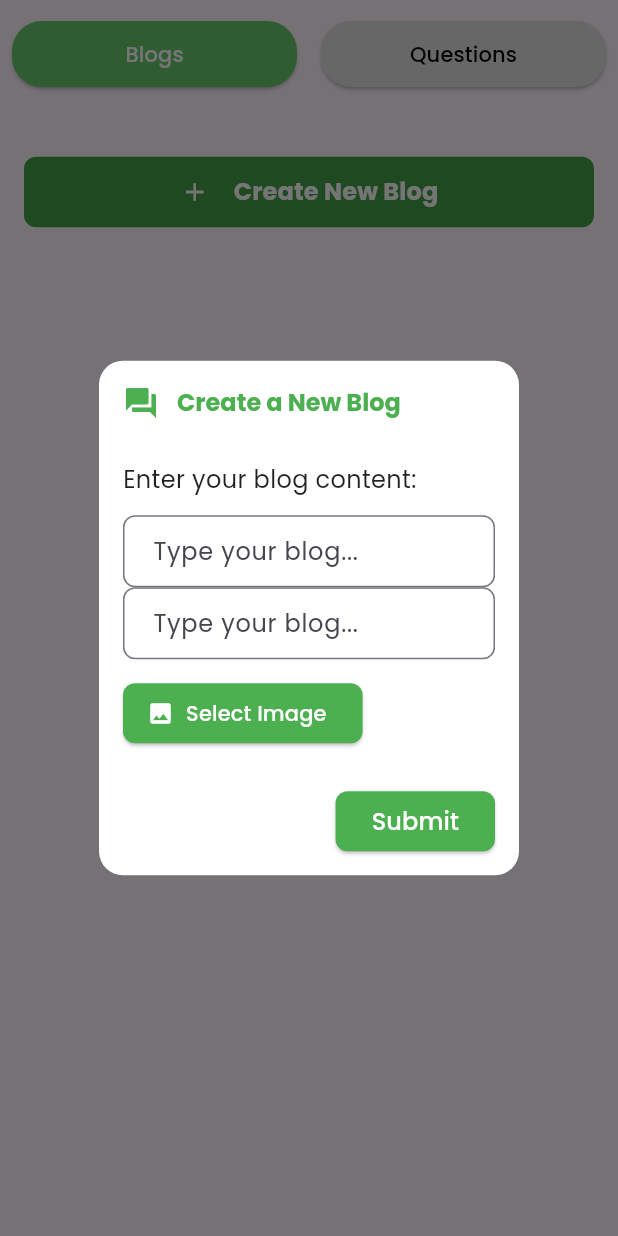
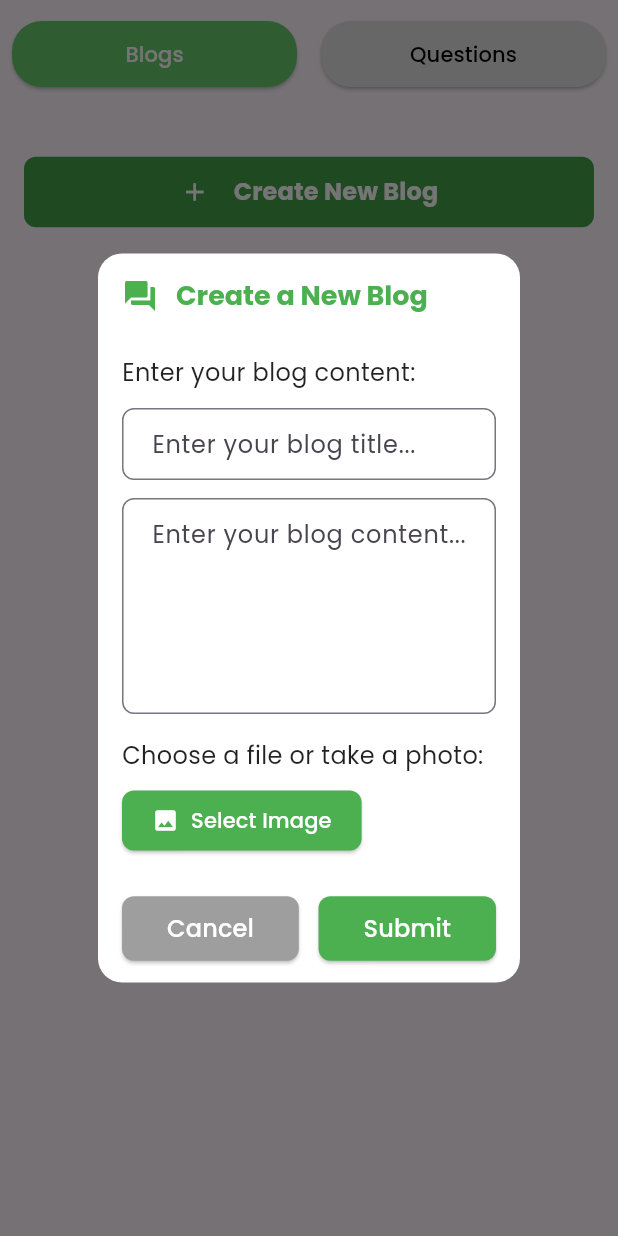
Before and after one commit to Neil-Patrick2003/nutrisafari_app, a Flutter app: the ForumPage widget shown alone on an empty page, opened directly, after a tap on "Create New Blog", on a phone screen of 412 x 824 dp. Run offline on Flutter 3.47's test engine with Material 3 defaults, Android fonts, the phone set to English and light mode, and no system bars; our stand-ins replace file_picker, flutter_html, flutter_svg, image_picker, shared_preferences; missing offline and left inert: mysql1; accounts and stored records are empty; network calls fail.

Commit message:
finish na

```diff
--- a/lib/pages/forum.dart
+++ b/lib/pages/forum.dart
@@ -96,7 +96,7 @@ class _ForumPageState extends State<ForumPage> {
               Text(
                 'Create a New Blog',
                 style: TextStyle(
-                  fontSize: 16,
+                  fontSize: 18,
                   fontWeight: FontWeight.bold,
                   color: Colors.green,
                 ),
@@ -119,7 +119,7 @@ class _ForumPageState extends State<ForumPage> {
                     controller: _TitleController,
                     maxLines: 1,
                     decoration: InputDecoration(
-                      hintText: 'Type your blog...',
+                      hintText: 'Enter your blog title...',
                       border: OutlineInputBorder(
                         borderRadius: BorderRadius.circular(8),
                       ),
@@ -132,11 +132,12 @@ class _ForumPageState extends State<ForumPage> {
                       ),
                     ),
                   ),
+                  SizedBox(height: 12),
                   TextField(
                     controller: _BodyController,
-                    maxLines: 1,
+                    maxLines: 5,
                     decoration: InputDecoration(
-                      hintText: 'Type your blog...',
+                      hintText: 'Enter your blog content...',
                       border: OutlineInputBorder(
                         borderRadius: BorderRadius.circular(8),
                       ),
@@ -149,8 +150,17 @@ class _ForumPageState extends State<ForumPage> {
                       ),
                     ),
                   ),
+                  SizedBox(height: 16),
 
-                  SizedBox(height: 12),
+                  // Choose File button
+                  Column(
+                    crossAxisAlignment: CrossAxisAlignment.start,
+                    children: [
+                      Text(
+                        "Choose a file or take a photo:",
+                        style: TextStyle(fontSize: 16, color: Colors.black87),
+                      ),
+                      SizedBox(height: 8),
                       ElevatedButton.icon(
                         onPressed: () async {
                           // Show bottom sheet with options to pick file or take a photo
@@ -164,9 +174,8 @@ class _ForumPageState extends State<ForumPage> {
                                     leading: Icon(Icons.image),
                                     title: Text("Pick from Gallery"),
                                     onTap: () async {
-                                  FilePickerResult? result = await FilePicker
-                                      .platform
-                                      .pickFiles(
+                                      FilePickerResult? result =
+                                          await FilePicker.platform.pickFiles(
                                             withData: false,
                                             type: FileType.image,
                                             allowMultiple: false,
@@ -189,9 +198,7 @@ class _ForumPageState extends State<ForumPage> {
                                     onTap: () async {
                                       final picker = ImagePicker();
                                       final pickedFile = await picker.pickImage(
-                                    source:
-                                        ImageSource
-                                            .camera, // Explicitly set camera source
+                                        source: ImageSource.camera,
                                         maxWidth: 600,
                                       );
 
@@ -214,6 +221,10 @@ class _ForumPageState extends State<ForumPage> {
                           shape: RoundedRectangleBorder(
                             borderRadius: BorderRadius.circular(8),
                           ),
+                          padding: EdgeInsets.symmetric(
+                            vertical: 10,
+                            horizontal: 20,
+                          ),
                         ),
                         icon: Icon(Icons.image, color: Colors.white),
                         label: Text(
@@ -221,14 +232,20 @@ class _ForumPageState extends State<ForumPage> {
                           style: TextStyle(color: Colors.white),
                         ),
                       ),
+                    ],
+                  ),
+
                   if (_selectedFile != null)
                     Padding(
                       padding: const EdgeInsets.only(top: 8.0),
+                      child: ClipRRect(
+                        borderRadius: BorderRadius.circular(8),
                         child: Image.file(
                           _selectedFile!,
-                        width: 100,
-                        height: 100,
+                          width: 120,
+                          height: 120,
                           fit: BoxFit.cover,
+                        ),
                       ),
                     ),
                 ],
@@ -237,6 +254,28 @@ class _ForumPageState extends State<ForumPage> {
           ),
           actionsPadding: EdgeInsets.symmetric(horizontal: 16, vertical: 12),
           actions: [
+            Row(
+              mainAxisAlignment: MainAxisAlignment.spaceBetween,
+              children: [
+                // Cancel Button
+                ElevatedButton(
+                  onPressed: () {
+                    Navigator.pop(context);
+                  },
+                  style: ElevatedButton.styleFrom(
+                    backgroundColor: Colors.grey,
+                    shape: RoundedRectangleBorder(
+                      borderRadius: BorderRadius.circular(8),
+                    ),
+                    padding: EdgeInsets.symmetric(vertical: 10, horizontal: 30),
+                  ),
+                  child: Text(
+                    'Cancel',
+                    style: TextStyle(color: Colors.white, fontSize: 16),
+                  ),
+                ),
+
+                // Submit Button
                 ElevatedButton(
                   onPressed: () {
                     String blogTitle = _TitleController.text.trim();
@@ -245,16 +284,19 @@ class _ForumPageState extends State<ForumPage> {
                     if (blogTitle.isNotEmpty &&
                         blogBody.isNotEmpty &&
                         _selectedImage != null) {
-                  print('Blog: $blogTitle ');
-                  print('Blog: $blogBody ');
+                      print('Blog Title: $blogTitle');
+                      print('Blog Body: $blogBody');
+                      print('Selected Image: ${_selectedFile?.path}');
 
-                  print('Image: ${_selectedFile?.path}');
+                      // Call blog creation API/service here with the selected image
+                      BlogService.createBlog(
+                        blogTitle,
+                        blogBody,
+                        _selectedImage!,
+                      );
 
-                  // TODO: Call your blog creation API/service here with _selectedFile and newQuestion
-
-                  BlogService.createBlog(blogTitle, blogBody, _selectedImage!);
-
-                  _TopicController.clear();
+                      _TitleController.clear();
+                      _BodyController.clear();
                       _selectedFile = null;
 
                       ScaffoldMessenger.of(context).showSnackBar(
@@ -272,11 +314,14 @@ class _ForumPageState extends State<ForumPage> {
                     shape: RoundedRectangleBorder(
                       borderRadius: BorderRadius.circular(8),
                     ),
+                    padding: EdgeInsets.symmetric(vertical: 10, horizontal: 30),
                   ),
                   child: Text(
                     'Submit',
                     style: TextStyle(color: Colors.white, fontSize: 16),
                   ),
+                ),
+              ],
             ),
           ],
         );
```
Also changed, not shown: lib/pages/child.dart (+49 -1 lines). Lines whose indentation alone changed are shown as unchanged.
